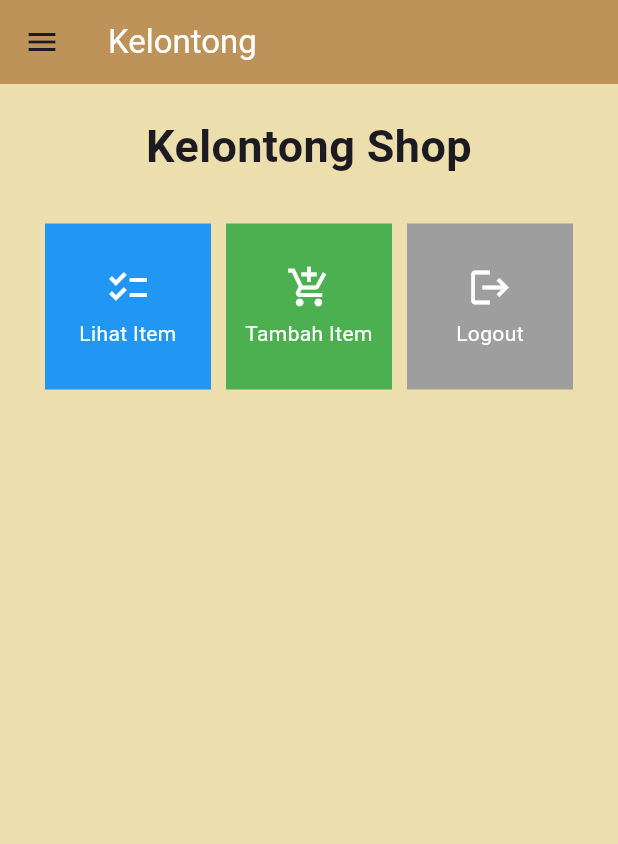
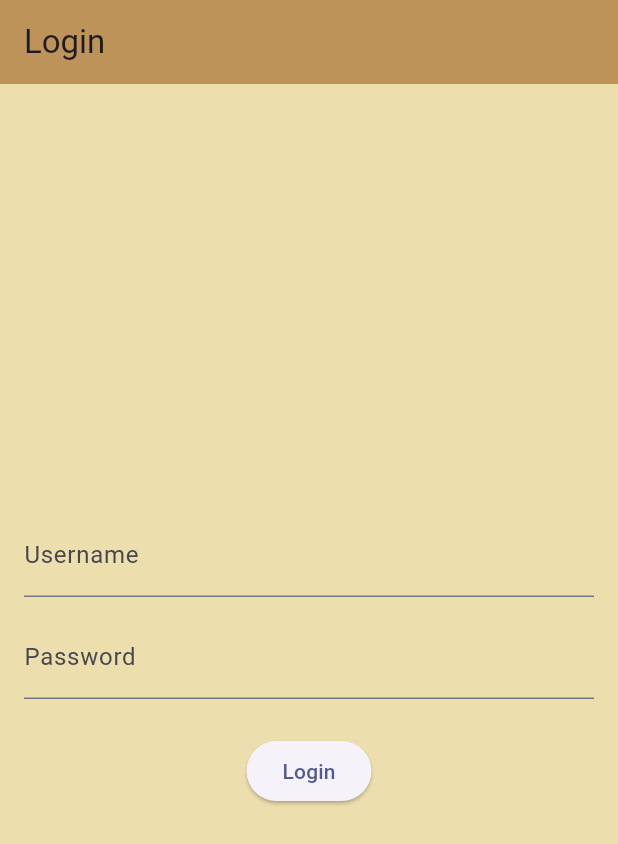
Before and after one commit to renamartha/kelontong-mobile, a Flutter app: the screen it shows after launch, on a phone screen of 412 x 824 dp. Shown: the top 844 px of the screen. Run offline on Flutter 3.47's test engine with Material 2 defaults, Android fonts, the phone set to English and light mode, and no system bars; missing offline and left inert: pbp_django_auth.

Commit message:
tugas 9 selesai

```diff
--- a/lib/main.dart
+++ b/lib/main.dart
@@ -1,38 +1,29 @@
 import 'package:flutter/material.dart';
-import 'package:kelontong/screens/menu.dart';
+import 'package:kelontong/screens/login.dart';
+import 'package:pbp_django_auth/pbp_django_auth.dart';
+import 'package:provider/provider.dart';
 
 void main() {
   runApp(const MyApp());
 }
 
 class MyApp extends StatelessWidget {
-  const MyApp({super.key});
+  const MyApp({Key? key}) : super(key: key);
 
-  // This widget is the root of your application.
   @override
   Widget build(BuildContext context) {
-    return MaterialApp(
-      title: 'Flutter Demo',
-      theme: ThemeData(
-        // This is the theme of your application.
-        //
-        // TRY THIS: Try running your application with "flutter run". You'll see
-        // the application has a blue toolbar. Then, without quitting the app,
-        // try changing the seedColor in the colorScheme below to Colors.green
-        // and then invoke "hot reload" (save your changes or press the "hot
-        // reload" button in a Flutter-supported IDE, or press "r" if you used
-        // the command line to start the app).
-        //
-        // Notice that the counter didn't reset back to zero; the application
-        // state is not lost during the reload. To reset the state, use hot
-        // restart instead.
-        //
-        // This works for code too, not just values: Most code changes can be
-        // tested with just a hot reload.
-        colorScheme: ColorScheme.fromSeed(seedColor: Colors.indigo),
-        useMaterial3: true,
-      ),
-      home: MyHomePage(),
+    return Provider(
+      create: (_) {
+        CookieRequest request = CookieRequest();
+        return request;
+      },
+      child: MaterialApp(
+          title: 'Flutter App',
+          theme: ThemeData(
+            colorScheme: ColorScheme.fromSeed(seedColor: Colors.indigo),
+            useMaterial3: true,
+          ),
+          home: LoginPage()),
     );
   }
 }
--- /dev/null
+++ b/lib/screens/login.dart
@@ -0,0 +1,115 @@
+import 'package:kelontong/screens/menu.dart';
+import 'package:flutter/material.dart';
+import 'package:pbp_django_auth/pbp_django_auth.dart';
+import 'package:provider/provider.dart';
+
+void main() {
+    runApp(const LoginApp());
+}
+
+class LoginApp extends StatelessWidget {
+const LoginApp({super.key});
+
+@override
+Widget build(BuildContext context) {
+    return MaterialApp(
+        title: 'Login',
+        theme: ThemeData(
+            primarySwatch: Colors.blue,
+    ),
+    home: const LoginPage(),
+    );
+    }
+}
+
+class LoginPage extends StatefulWidget {
+    const LoginPage({super.key});
+
+    @override
+    _LoginPageState createState() => _LoginPageState();
+}
+
+class _LoginPageState extends State<LoginPage> {
+    final TextEditingController _usernameController = TextEditingController();
+    final TextEditingController _passwordController = TextEditingController();
+
+    @override
+    Widget build(BuildContext context) {
+        final request = context.watch<CookieRequest>();
+        return Scaffold(
+          backgroundColor:  const Color.fromRGBO(237, 222, 173, 1.0),
+            appBar: AppBar(
+                automaticallyImplyLeading: false,
+                title: const Text('Login'),
+                backgroundColor: const Color.fromRGBO(189, 147, 89, 1.0),
+            ),
+            body: Container(
+                padding: const EdgeInsets.all(16.0),
+                child: Column(
+                    mainAxisAlignment: MainAxisAlignment.center,
+                    children: [
+                        TextField(
+                            controller: _usernameController,
+                            decoration: const InputDecoration(
+                                labelText: 'Username',
+                            ),
+                        ),
+                        const SizedBox(height: 12.0),
+                        TextField(
+                            controller: _passwordController,
+                            decoration: const InputDecoration(
+                                labelText: 'Password',
+                            ),
+                            obscureText: true,
+                        ),
+                        const SizedBox(height: 24.0),
+                        ElevatedButton(
+                            onPressed: () async {
+                                String username = _usernameController.text;
+                                String password = _passwordController.text;
+
+                                final response = await request.login(
+                                  // 'http://rena-martha-tugas.pbp.cs.ui.ac.id/auth/login/',
+                                'http://localhost:8000/auth/login/', {
+                                'username': username,
+                                'password': password,
+                                });
+
+                                if (request.loggedIn) {
+                                    String message = response['message'];
+                                    String uname = response['username'];
+                                    Navigator.pushReplacement(
+                                        context,
+                                        MaterialPageRoute(builder: (context) => MyHomePage()),
+                                    );
+                                    ScaffoldMessenger.of(context)
+                                        ..hideCurrentSnackBar()
+                                        ..showSnackBar(
+                                            SnackBar(content: Text("$message Selamat datang, $uname.")));
+                                    } else {
+                                    showDialog(
+                                        context: context,
+                                        builder: (context) => AlertDialog(
+                                            title: const Text('Login Gagal'),
+                                            content:
+                                                Text(response['message']),
+                                            actions: [
+                                                TextButton(
+                                                    child: const Text('OK'),
+                                                    onPressed: () {
+                                                        Navigator.pop(context);
+                                                    },
+                                                ),
+                                            ],
+                                        ),
+                                    );
+                                }
+                            },
+                            child: const Text('Login'),
+                        ),
+                    ],
+                ),
+            ),
+        );
+    }
+}
--- a/pubspec.yaml
+++ b/pubspec.yaml
@@ -35,6 +35,9 @@
   # The following adds the Cupertino Icons font to your application.
   # Use with the CupertinoIcons class for iOS style icons.
   cupertino_icons: ^1.0.2
+  provider: ^6.1.1
+  pbp_django_auth: ^0.4.0
+  http: ^1.1.0
 
 dev_dependencies:
   flutter_test:
```
Also changed, not shown: lib/models/item.dart (added, +69 -0 lines), lib/screens/detail_page.dart (added, +66 -0 lines), lib/screens/list_item.dart (added, +99 -0 lines), lib/screens/shoplist_form.dart (+36 -32 lines), lib/widgets/left_drawer.dart (+14 -1 lines), lib/widgets/shop_card.dart (+35 -1 lines), pubspec.lock, 3 other files.
